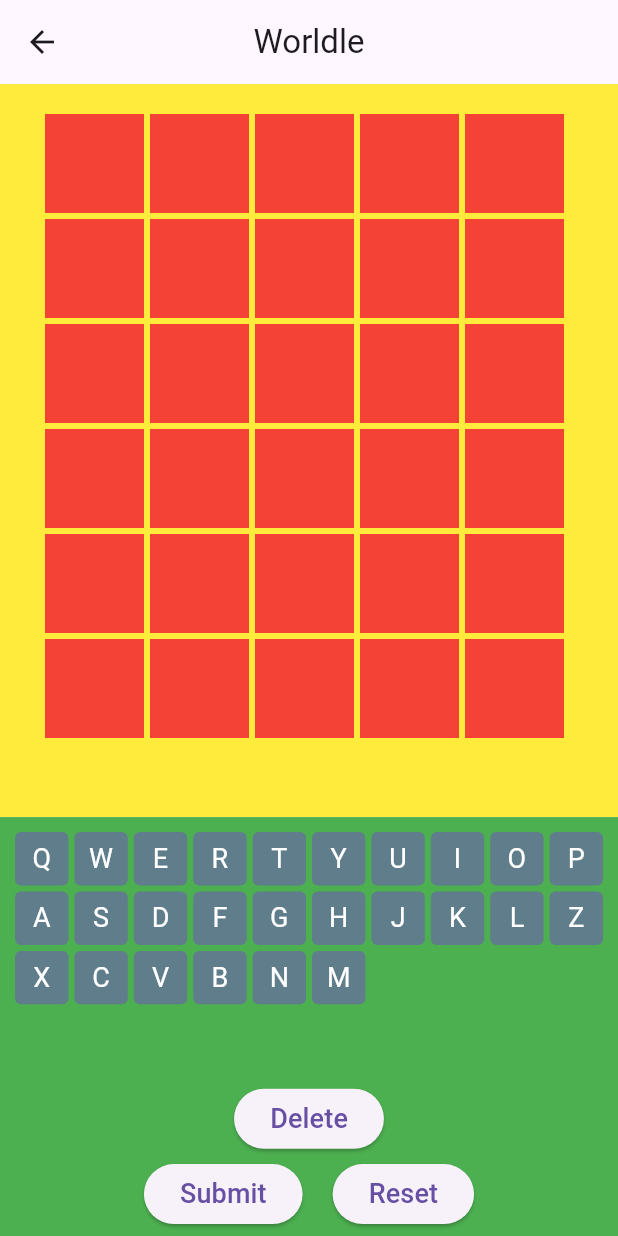
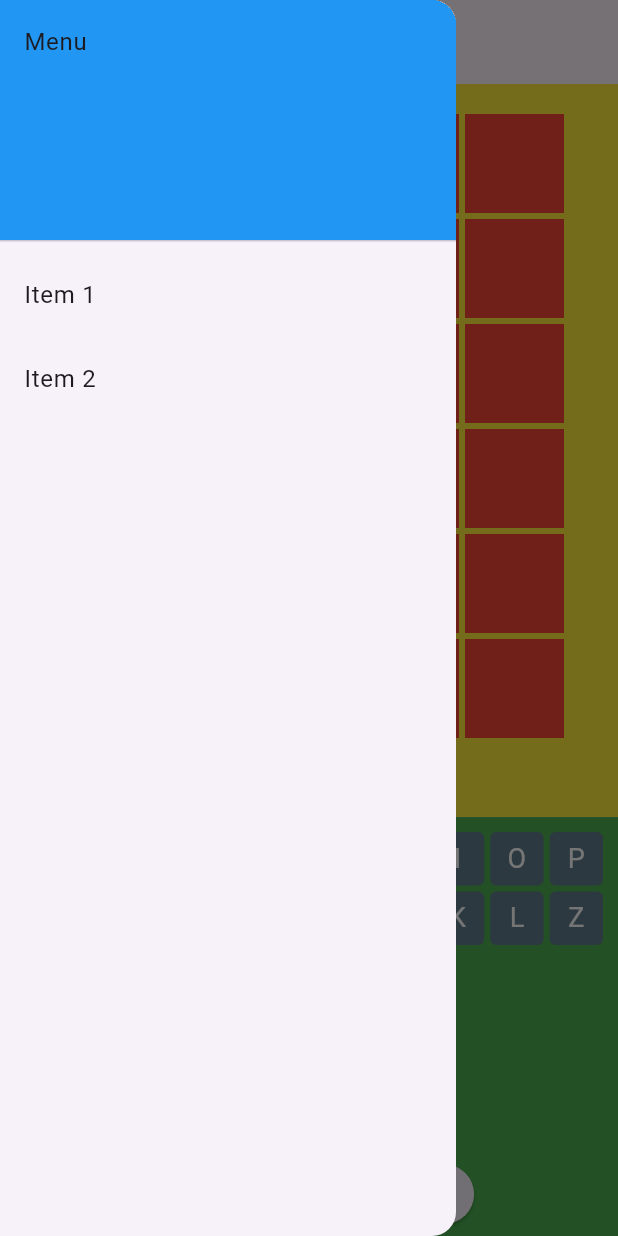
Before and after one commit to wennnn12/worldle_UAS_softdev, a Flutter app: the GameEasy screen opened directly with empty values, with the side drawer open (before the commit the screen has no drawer), on a phone screen of 412 x 824 dp. Run offline on Flutter 3.47's test engine with Material 3 defaults, Android fonts, the phone set to English and light mode, and no system bars; our stand-ins replace cloud_firestore, firebase_auth, firebase_core; accounts and stored records are empty.

Commit message:
Hamburger on main page

```diff
--- a/lib/gameEasy.dart
+++ b/lib/gameEasy.dart
@@ -139,7 +139,6 @@
     });
   }
 
-
   void handleReset() {
     setState(() {
       gridContent = List.generate(30, (index) => '');
@@ -156,6 +155,47 @@
         title: Text('Worldle'),
         centerTitle: true,
         elevation: 0,
+        leading: Builder(
+          builder: (BuildContext context) {
+            return IconButton(
+              icon: Icon(Icons.menu), // Hamburger icon
+              onPressed: () {
+                Scaffold.of(context).openDrawer();
+              },
+            );
+          },
+        ),
+      ),
+      drawer: Drawer(
+        child: ListView(
+          padding: EdgeInsets.zero,
+          children: <Widget>[
+            DrawerHeader(
+              child: Text('Menu'),
+              decoration: BoxDecoration(
+                color: Colors.blue,
+              ),
+            ),
+            ListTile(
+              title: Text('Item 1'),
+              onTap: () {
+                // Update the state of the app
+                // ...
+                // Then close the drawer
+                Navigator.pop(context);
+              },
+            ),
+            ListTile(
+              title: Text('Item 2'),
+              onTap: () {
+                // Update the state of the app
+                // ...
+                // Then close the drawer
+                Navigator.pop(context);
+              },
+            ),
+          ],
+        ),
       ),
       body: Column(
         children: [
```
Also changed, not shown: lib/gameHard.dart (+41 -1 lines), lib/gameMedium.dart (+41 -1 lines). Lines whose indentation alone changed are shown as unchanged.
